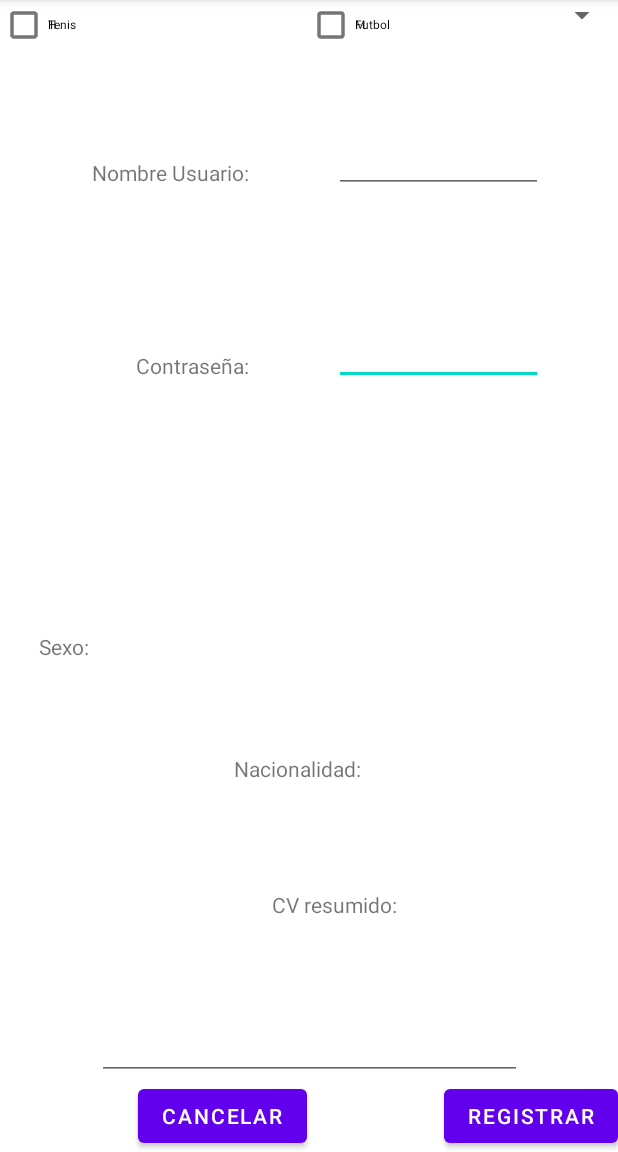
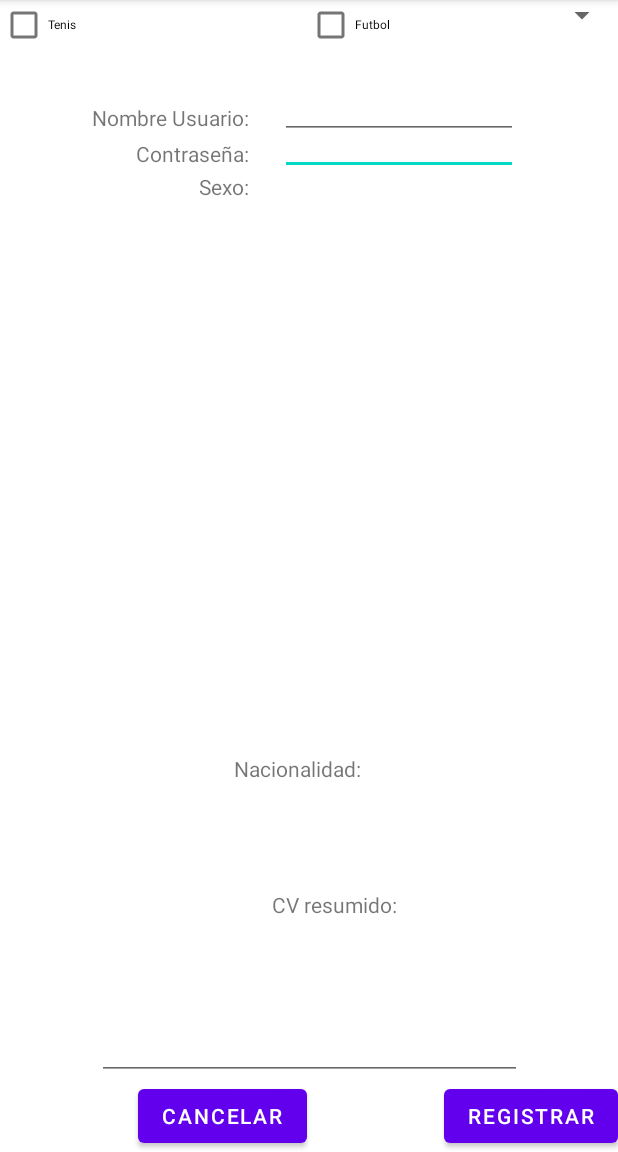
Before and after one commit to realrodri/Task08GrupalLoginRegistro, an Android app: the Registro screen opened directly, with no data from a screen before it, on a phone screen of 412 x 824 dp, the part 84-1236 px from its top. Run offline under Robolectric (Android 15) with nearby library versions, the phone set to English and light mode, and no system bars.

Commit message:
registro mejorado

```diff
--- a/app/src/main/java/com/example/task08grupalloginregistro/Login.kt
+++ b/app/src/main/java/com/example/task08grupalloginregistro/Login.kt
@@ -2,10 +2,16 @@ package com.example.task08grupalloginregistro
 
 import androidx.appcompat.app.AppCompatActivity
 import android.os.Bundle
+import com.example.task08grupalloginregistro.databinding.ActivityLoginBinding
 
 class Login : AppCompatActivity() {
+    lateinit var binding: ActivityLoginBinding
+    var users = HashMap<String, String>()
     override fun onCreate(savedInstanceState: Bundle?) {
         super.onCreate(savedInstanceState)
-        setContentView(R.layout.activity_login)
+        binding= ActivityLoginBinding.inflate(layoutInflater)
+        setContentView(binding.root)
+
+
     }
 }
--- a/app/src/main/res/layout/activity_registro.xml
+++ b/app/src/main/res/layout/activity_registro.xml
@@ -8,14 +8,14 @@
 
     <TextView
         android:id="@+id/sexo"
-        android:layout_width="116dp"
-        android:layout_height="21dp"
+        android:layout_width="115dp"
+        android:layout_height="22dp"
         android:gravity="right"
         android:text="Sexo:"
-        app:layout_constraintBottom_toTopOf="@+id/nacionalidad"
-        app:layout_constraintEnd_toStartOf="@+id/checkBoxH"
+        app:layout_constraintEnd_toStartOf="@+id/guideline3"
+        app:layout_constraintHorizontal_bias="0.7"
         app:layout_constraintStart_toStartOf="parent"
-        app:layout_constraintTop_toTopOf="@+id/guideline2" />
+        app:layout_constraintTop_toBottomOf="@+id/textView2" />
 
     <CheckBox
         android:id="@+id/checkBoxFutbol"
@@ -27,27 +27,15 @@
         app:layout_constraintStart_toEndOf="@+id/checkBoxTenis"
         tools:layout_editor_absoluteY="205dp" />
 
-    <CheckBox
-        android:id="@+id/checkBoxM"
-        android:layout_width="71dp"
-        android:layout_height="33dp"
-        android:text="M"
-        android:textSize="8sp"
-        app:layout_constraintEnd_toEndOf="parent"
-        app:layout_constraintStart_toEndOf="@+id/checkBoxH"
-        tools:layout_editor_absoluteY="117dp" />
-
     <EditText
         android:id="@+id/editTextTextContraseña"
-        android:layout_width="139dp"
+        android:layout_width="0dp"
         android:layout_height="24dp"
-        android:layout_marginStart="8dp"
         android:ems="10"
         android:inputType="textPersonName"
         android:textSize="14sp"
-        app:layout_constraintBottom_toTopOf="@+id/guideline2"
-        app:layout_constraintEnd_toEndOf="parent"
-        app:layout_constraintStart_toEndOf="@+id/textView2"
+        app:layout_constraintEnd_toStartOf="@+id/guideline4"
+        app:layout_constraintStart_toStartOf="@+id/guideline3"
         app:layout_constraintTop_toBottomOf="@+id/editTextNombre" />
 
     <TextView
@@ -55,39 +43,36 @@
         android:layout_width="115dp"
         android:layout_height="24dp"
         android:gravity="right"
-        android:text="Nombre Usuario:"
+        android:text="@string/nombre_usuario"
         android:textSize="14sp"
-        app:layout_constraintBottom_toTopOf="@+id/textView2"
-        app:layout_constraintEnd_toStartOf="@id/editTextNombre"
+        app:layout_constraintBottom_toTopOf="@id/textView2"
+        app:layout_constraintEnd_toStartOf="@+id/guideline3"
+        app:layout_constraintHorizontal_bias="0.7"
         app:layout_constraintStart_toStartOf="parent"
-        app:layout_constraintTop_toTopOf="parent"
-        app:layout_constraintVertical_bias="0.8" />
+        app:layout_constraintTop_toTopOf="@+id/guideline2" />
 
     <TextView
         android:id="@+id/textView2"
         android:layout_width="115dp"
         android:layout_height="22dp"
         android:gravity="right"
-        android:text="Contraseña:"
+        android:text="@string/contra"
         android:textSize="14sp"
-        app:layout_constraintBottom_toTopOf="@+id/guideline2"
+        app:layout_constraintEnd_toStartOf="@+id/guideline3"
+        app:layout_constraintHorizontal_bias="0.7"
         app:layout_constraintStart_toStartOf="parent"
-        app:layout_constraintTop_toBottomOf="@+id/nombre"
-        app:layout_constraintEnd_toStartOf="@+id/editTextTextContraseña"
-        />
+        app:layout_constraintTop_toBottomOf="@+id/nombre" />
 
     <EditText
         android:id="@+id/editTextNombre"
-        android:layout_width="139dp"
+        android:layout_width="0dp"
         android:layout_height="24dp"
-        android:layout_marginStart="8dp"
         android:ems="10"
         android:inputType="textPersonName"
         android:textSize="14sp"
-        app:layout_constraintBottom_toTopOf="@+id/editTextTextContraseña"
-        app:layout_constraintEnd_toEndOf="parent"
-        app:layout_constraintStart_toEndOf="@+id/nombre"
-        app:layout_constraintTop_toTopOf="parent" />
+        app:layout_constraintEnd_toStartOf="@+id/guideline4"
+        app:layout_constraintStart_toStartOf="@+id/guideline3"
+        app:layout_constraintTop_toTopOf="@+id/guideline2" />
 
     <TextView
         android:id="@+id/aficiones"
@@ -119,16 +104,7 @@
         android:gravity="right"
         android:text="Nacionalidad:"
         app:layout_constraintBottom_toTopOf="@+id/aficiones"
-        app:layout_constraintEnd_toStartOf="@+id/spinnerSexo" />
-
-    <CheckBox
-        android:id="@+id/checkBoxH"
-        android:layout_width="68dp"
-        android:layout_height="33dp"
-        android:text="H"
-        android:textSize="8sp"
-        tools:layout_editor_absoluteX="167dp"
-        tools:layout_editor_absoluteY="117dp" />
+        app:layout_constraintEnd_toStartOf="@+id/spinnerNacio" />
 
     <CheckBox
         android:id="@+id/checkBoxTenis"
@@ -139,15 +115,8 @@
         tools:layout_editor_absoluteX="167dp"
         tools:layout_editor_absoluteY="205dp" />
 
-    <androidx.constraintlayout.widget.Guideline
-        android:id="@+id/guideline2"
-        android:layout_width="wrap_content"
-        android:layout_height="wrap_content"
-        android:orientation="horizontal"
-        app:layout_constraintGuide_end="407dp" />
-
     <Spinner
-        android:id="@+id/spinnerSexo"
+        android:id="@+id/spinnerNacio"
         android:layout_width="139dp"
         android:layout_height="20dp"
 
@@ -182,4 +151,25 @@
         app:layout_constraintBottom_toBottomOf="parent"
         app:layout_constraintEnd_toEndOf="parent" />
 
+    <androidx.constraintlayout.widget.Guideline
+        android:id="@+id/guideline2"
+        android:layout_width="wrap_content"
+        android:layout_height="wrap_content"
+        android:orientation="horizontal"
+        app:layout_constraintGuide_begin="69dp" />
+
+    <androidx.constraintlayout.widget.Guideline
+        android:id="@+id/guideline3"
+        android:layout_width="wrap_content"
+        android:layout_height="wrap_content"
+        android:orientation="vertical"
+        app:layout_constraintGuide_begin="187dp" />
+
+    <androidx.constraintlayout.widget.Guideline
+        android:id="@+id/guideline4"
+        android:layout_width="wrap_content"
+        android:layout_height="wrap_content"
+        android:orientation="vertical"
+        app:layout_constraintGuide_end="67dp" />
+
 </androidx.constraintlayout.widget.ConstraintLayout>
--- a/app/src/main/res/values/strings.xml
+++ b/app/src/main/res/values/strings.xml
@@ -1,3 +1,5 @@
 <resources>
     <string name="app_name">Task08GrupalLoginRegistro</string>
+    <string name="nombre_usuario">Nombre Usuario:</string>
+    <string name="contra">Contraseña:</string>
 </resources>
```
